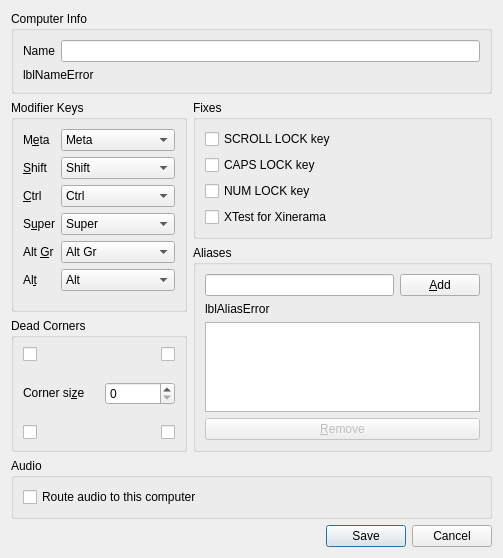
Qt form src/lib/gui/dialogs/ScreenSettingsDialog.ui (oudajosefu/deskflow) before a commit.
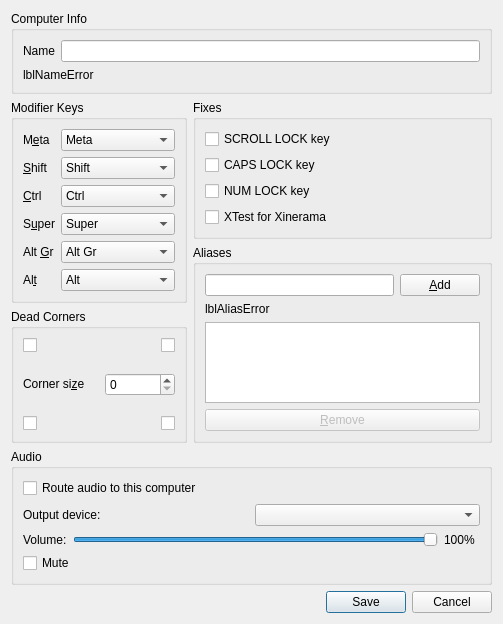
The same form after that commit.

Commit message: feat(audio): rewrite audio routing on GStreamer (RTP/UDP, jitter buffer)

Diff of the .ui file:
```diff
--- a/src/lib/gui/dialogs/ScreenSettingsDialog.ui
+++ b/src/lib/gui/dialogs/ScreenSettingsDialog.ui
@@ -734,6 +734,68 @@
         </property>
        </widget>
       </item>
+      <item>
+       <layout class="QHBoxLayout" name="layoutAudioDevice">
+        <item>
+         <widget class="QLabel" name="lblAudioDevice">
+          <property name="text">
+           <string>Output device:</string>
+          </property>
+         </widget>
+        </item>
+        <item>
+         <widget class="QComboBox" name="comboAudioDevice">
+          <property name="toolTip">
+           <string>The server output device this client's audio plays on</string>
+          </property>
+         </widget>
+        </item>
+       </layout>
+      </item>
+      <item>
+       <layout class="QHBoxLayout" name="layoutAudioVolume">
+        <item>
+         <widget class="QLabel" name="lblAudioVolume">
+          <property name="text">
+           <string>Volume:</string>
+          </property>
+         </widget>
+        </item>
+        <item>
+         <widget class="QSlider" name="sliderAudioVolume">
+          <property name="maximum">
+           <number>100</number>
+          </property>
+          <property name="value">
+           <number>100</number>
+          </property>
+          <property name="orientation">
+           <enum>Qt::Orientation::Horizontal</enum>
+          </property>
+         </widget>
+        </item>
+        <item>
+         <widget class="QLabel" name="lblAudioVolumeValue">
+          <property name="minimumSize">
+           <size>
+            <width>36</width>
+            <height>0</height>
+           </size>
+          </property>
+          <property name="text">
+           <string>100%</string>
+          </property>
+         </widget>
+        </item>
+       </layout>
+      </item>
+      <item>
+       <widget class="QCheckBox" name="chkAudioMute">
+        <property name="text">
+         <string>Mute</string>
+        </property>
+       </widget>
+      </item>
      </layout>
     </widget>
    </item>
```
The commit also changes 40 other files.
